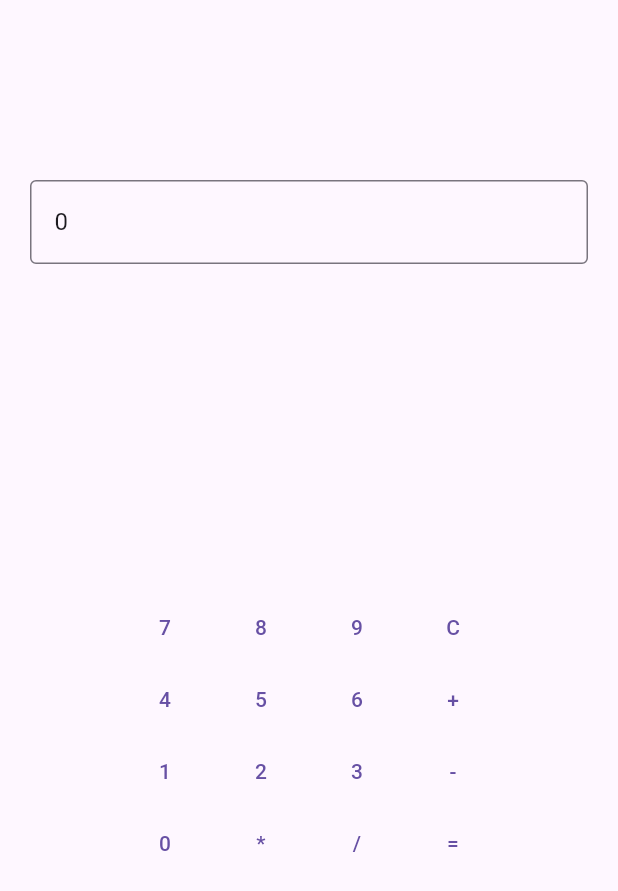
After one commit to AleksandrVin322/-TrashOfEverything, a Flutter app: the screen it shows after launch, after a tap on "Calculator", on a phone screen of 412 x 824 dp. The commit adds this screen. Shown: the top 891 px of the screen. Run offline on Flutter 3.47's test engine with Material 3 defaults, Android fonts, the light colour scheme and no system bars; network calls fail.

Commit message:
Начал собирать свой калькулятор

```diff
--- /dev/null
+++ b/lib/calculator/calculator.dart
@@ -0,0 +1,11 @@
+import 'package:flutter/material.dart';
+import 'package:my_first_pet_project/calculator/calculator_body.dart';
+
+class Calculator extends StatelessWidget {
+  const Calculator({super.key});
+
+  @override
+  Widget build(BuildContext context) {
+    return const MaterialApp(home: CalculatorBody());
+  }
+}
--- /dev/null
+++ b/lib/calculator/calculator_body.dart
@@ -0,0 +1,82 @@
+import 'package:flutter/material.dart';
+
+class CalculatorBody extends StatefulWidget {
+  const CalculatorBody({super.key});
+
+  @override
+  State<CalculatorBody> createState() => _CalculatorBodyState();
+}
+
+class _CalculatorBodyState extends State<CalculatorBody> {
+  String text1 = '0';
+  @override
+  Widget build(BuildContext context) {
+    var controller = TextEditingController(text: text1);
+    return Scaffold(
+      body: Padding(
+        padding: const EdgeInsets.all(20),
+        child: Column(
+          mainAxisAlignment: MainAxisAlignment.center,
+          children: [
+            const SizedBox(
+              height: 100,
+            ),
+            TextField(
+              controller: controller,
+              decoration: const InputDecoration(border: OutlineInputBorder()),
+            ),
+            Expanded(
+              child: Row(
+                mainAxisAlignment: MainAxisAlignment.center,
+                children: [
+                  Column(
+                    mainAxisAlignment: MainAxisAlignment.center,
+                    children: [
+                      TextButton(
+                          onPressed: () {
+                            text1 = (int.parse(text1) + 7).toString();
+                            setState(() {});
+                            print(text1);
+                          },
+                          child: const Text('7')),
+                      TextButton(onPressed: () {}, child: const Text('4')),
+                      TextButton(onPressed: () {}, child: const Text('1')),
+                      TextButton(onPressed: () {}, child: const Text('0')),
+                    ],
+                  ),
+                  Column(
+                    mainAxisAlignment: MainAxisAlignment.center,
+                    children: [
+                      TextButton(onPressed: () {}, child: const Text('8')),
+                      TextButton(onPressed: () {}, child: const Text('5')),
+                      TextButton(onPressed: () {}, child: const Text('2')),
+                      TextButton(onPressed: () {}, child: const Text('*')),
+                    ],
+                  ),
+                  Column(
+                    mainAxisAlignment: MainAxisAlignment.center,
+                    children: [
+                      TextButton(onPressed: () {}, child: const Text('9')),
+                      TextButton(onPressed: () {}, child: const Text('6')),
+                      TextButton(onPressed: () {}, child: const Text('3')),
+                      TextButton(onPressed: () {}, child: const Text('/')),
+                    ],
+                  ),
+                  Column(
+                    mainAxisAlignment: MainAxisAlignment.center,
+                    children: [
+                      TextButton(onPressed: () {}, child: const Text('С')),
+                      TextButton(onPressed: () {}, child: const Text('+')),
+                      TextButton(onPressed: () {}, child: const Text('-')),
+                      TextButton(onPressed: () {}, child: const Text('=')),
+                    ],
+                  )
+                ],
+              ),
+            ),
+          ],
+        ),
+      ),
+    );
+  }
+}
--- a/lib/main_page/main_page_list_apps.dart
+++ b/lib/main_page/main_page_list_apps.dart
@@ -1,4 +1,5 @@
 import 'package:flutter/material.dart';
+import 'package:my_first_pet_project/calculator/calculator.dart';
 import 'package:my_first_pet_project/lessons_lazyLoad/screen_list_lessons/screen_list_lessons.dart';
 import 'package:my_first_pet_project/my_general_widgets/text_button_navigation_page.dart';
 
@@ -19,6 +20,13 @@ class MainPageListApps extends StatelessWidget {
                   builder: (context) => const ScreenListLessons()))
             },
           ),
+          TextButtonNavigation(
+            text: 'Calculator',
+            func: () => {
+              Navigator.of(context).push(
+                  MaterialPageRoute(builder: (context) => const Calculator()))
+            },
+          ),
         ],
       ),
     );
```
